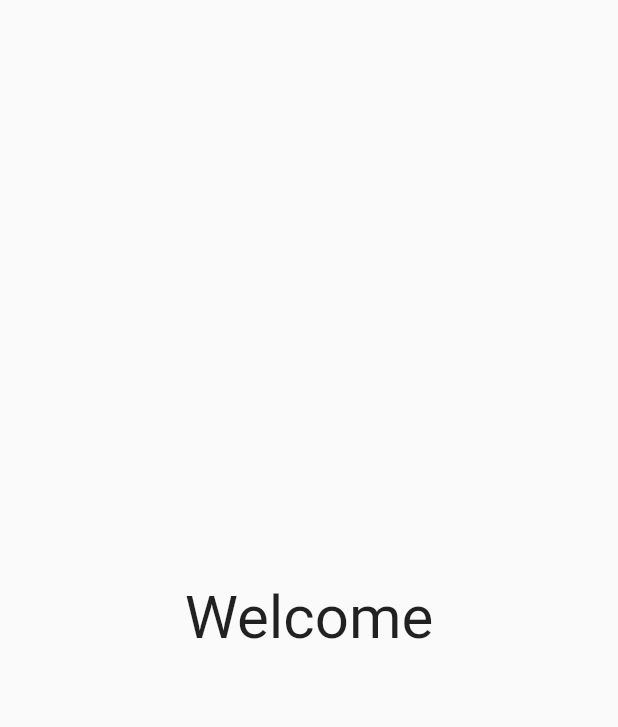
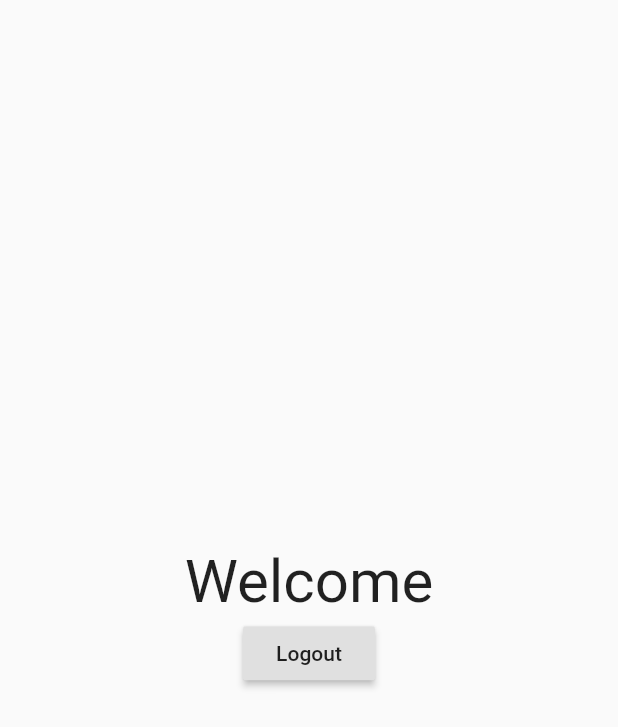
Before and after one commit to dihsarjr/SharedPreferencesLoginPage, a Flutter app: the HomePageOne screen opened directly, on a phone screen of 412 x 824 dp. Shown: the top 727 px of the screen. Run offline on Flutter 3.47's test engine with Material 2 defaults, Android fonts, the phone set to English and light mode, and no system bars; our stand-ins replace shared_preferences; accounts and stored records are empty.

```diff
--- a/lib/home.dart
+++ b/lib/home.dart
@@ -1,15 +1,36 @@
 import 'package:flutter/material.dart';
+import 'package:login_page/main.dart';
+import 'package:shared_preferences/shared_preferences.dart';
 
 class HomePageOne extends StatelessWidget {
+  removeValues() async {
+    SharedPreferences prefs = await SharedPreferences.getInstance();
+    //Remove String
+    prefs.remove("email");
+  }
+
   @override
   Widget build(BuildContext context) {
     return SafeArea(
         child: Scaffold(
             body: Center(
       child: Container(
-        child: Text(
-          'Welcome',
-          style: TextStyle(fontSize: 40),
+        child: Column(
+          mainAxisAlignment: MainAxisAlignment.center,
+          children: <Widget>[
+            Text(
+              'Welcome',
+              style: TextStyle(fontSize: 40),
+            ),
+            RaisedButton(
+                child: Text('Logout'),
+                onPressed: () {
+                  removeValues();
+
+                  Navigator.push(context,
+                      MaterialPageRoute(builder: (context) => MyHomePage()));
+                })
+          ],
         ),
       ),
     )));
```
